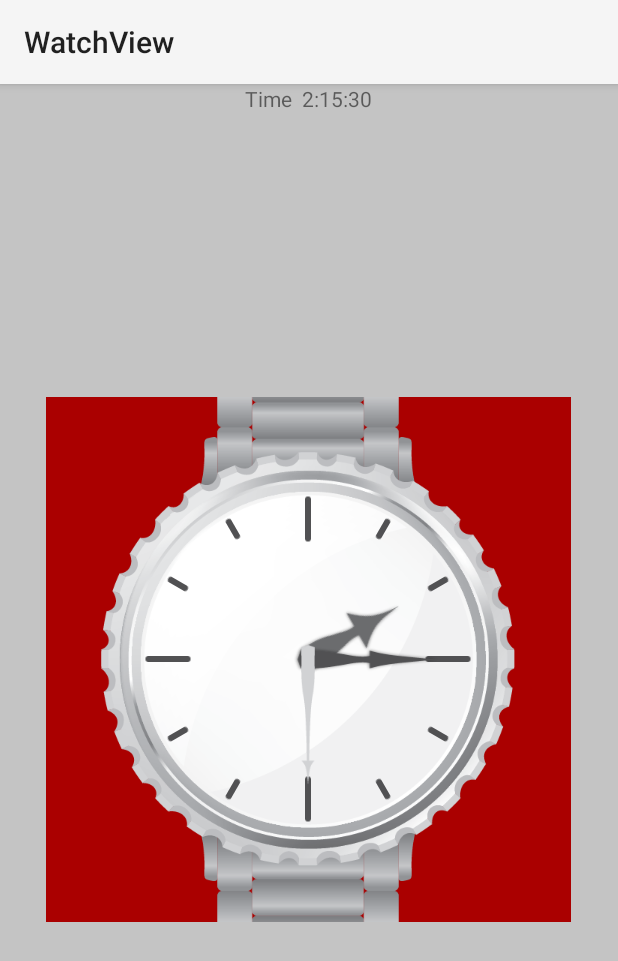
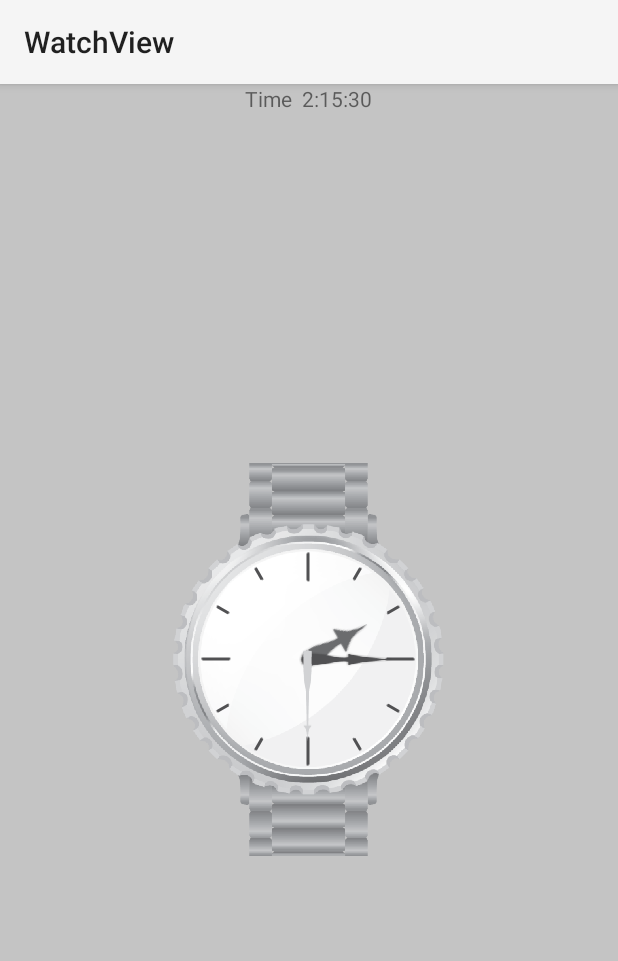
Before and after one commit to yan-braslavsky/Rolex, an Android app: the screen it shows after launch (MainActivity), on a phone screen of 412 x 824 dp. Shown: the top 961 px of the screen. Run offline under Robolectric (Android 15) with nearby library versions, the phone set to English and light mode, and no system bars; pictures from the network do not load.

Commit message:
scaling for multiple view sizes added

```diff
--- a/app/src/main/AndroidManifest.xml
+++ b/app/src/main/AndroidManifest.xml
@@ -1,19 +1,20 @@
 <?xml version="1.0" encoding="utf-8"?>
 <manifest xmlns:android="http://schemas.android.com/apk/res/android"
-    package="com.yan.custom.views" >
+          package="com.yan.custom.views">
 
     <application
         android:allowBackup="true"
         android:icon="@drawable/ic_launcher"
         android:label="@string/app_name"
-        android:theme="@style/AppTheme" >
+        android:theme="@style/AppTheme">
         <activity
             android:name="com.yan.custom.views.MainActivity"
-            android:label="@string/app_name" >
+            android:label="@string/app_name"
+            android:screenOrientation="portrait">
             <intent-filter>
-                <action android:name="android.intent.action.MAIN" />
+                <action android:name="android.intent.action.MAIN"/>
 
-                <category android:name="android.intent.category.LAUNCHER" />
+                <category android:name="android.intent.category.LAUNCHER"/>
             </intent-filter>
         </activity>
     </application>
--- a/app/src/main/java/com/yan/custom/views/MainActivity.java
+++ b/app/src/main/java/com/yan/custom/views/MainActivity.java
@@ -23,7 +23,6 @@ public class MainActivity extends Activity {
     private SoundPool mSoundPool;
     private int mWindingSoundStreamID;
     private int mTikTakSoundStreamID;
-
 
     @Override
     protected void onCreate(Bundle savedInstanceState) {
--- a/app/src/main/java/com/yan/custom/views/watch/actors/BaseActor.java
+++ b/app/src/main/java/com/yan/custom/views/watch/actors/BaseActor.java
@@ -24,6 +24,11 @@ public class BaseActor implements IActor {
     @Override
     public Bitmap getBitmap() {
         return mBitmap;
+    }
+
+    @Override
+    public void setBitmap(Bitmap bmp) {
+        mBitmap = bmp;
     }
 
     @Override
--- a/app/src/main/java/com/yan/custom/views/watch/actors/IActor.java
+++ b/app/src/main/java/com/yan/custom/views/watch/actors/IActor.java
@@ -11,6 +11,7 @@ import com.yan.custom.views.watch.physics.ICollider;
 public interface IActor {
 
     Bitmap getBitmap();
+    void setBitmap(Bitmap bmp);
 
     float getRotation();
 
--- a/app/src/main/java/com/yan/custom/views/watch/managers/ActorManager.java
+++ b/app/src/main/java/com/yan/custom/views/watch/managers/ActorManager.java
@@ -18,6 +18,8 @@ import java.util.List;
  * Created by Yan-Home on 11/15/2014.
  */
 public class ActorManager {
+
+    private static int TARGET_SIZE = 800;
 
     private List<IActor> mTouchableActors;
     private PointF mViewCenterPoint;
@@ -65,18 +67,18 @@ public class ActorManager {
 
     private void createActors() {
 
-        mWatchStrapActor = new BaseActor(BitmapFactory.decodeResource(mResources, R.drawable.strap));
-        mWindingWheel = new BaseActor(BitmapFactory.decodeResource(mResources, R.drawable.wheel));
-        mWatchScreenActor = new BaseActor(BitmapFactory.decodeResource(mResources, R.drawable.screen));
+        mWatchStrapActor = new BaseActor(createBitmap(R.drawable.strap));
+        mWindingWheel = new BaseActor(createBitmap(R.drawable.wheel));
+        mWatchScreenActor = new BaseActor(createBitmap(R.drawable.screen));
 
         //arrows
-        mHoursArrowActor = new BaseActor(BitmapFactory.decodeResource(mResources, R.drawable.hour));
-        mMinutesArrowActor = new BaseActor(BitmapFactory.decodeResource(mResources, R.drawable.min));
-        mSecondsArrowActor = new BaseActor(BitmapFactory.decodeResource(mResources, R.drawable.sek));
+        mHoursArrowActor = new BaseActor(createBitmap(R.drawable.hour));
+        mMinutesArrowActor = new BaseActor(createBitmap(R.drawable.min));
+        mSecondsArrowActor = new BaseActor(createBitmap(R.drawable.sek));
 
         //big times lines
         //we are reusing the same bitmap for all the actors to save memory
-        Bitmap smallLineBmp = BitmapFactory.decodeResource(mResources, R.drawable.b_line);
+        Bitmap smallLineBmp = createBitmap(R.drawable.b_line);
         mTwelveOClockActor = new BaseActor(smallLineBmp);
         mThreeOClockActor = new BaseActor(smallLineBmp);
         mSixOClockActor = new BaseActor(smallLineBmp);
@@ -84,7 +86,7 @@ public class ActorManager {
 
         //small times lines
         //we are reusing the same bitmap for all the actors to save memory
-        Bitmap bigLineBmp = BitmapFactory.decodeResource(mResources, R.drawable.s_line);
+        Bitmap bigLineBmp = createBitmap(R.drawable.s_line);
         mOneOClockActor = new BaseActor(bigLineBmp);
         mTwoOClockActor = new BaseActor(bigLineBmp);
         mFourOClockActor = new BaseActor(bigLineBmp);
@@ -93,6 +95,20 @@ public class ActorManager {
         mEightOClockActor = new BaseActor(bigLineBmp);
         mTenOClockActor = new BaseActor(bigLineBmp);
         mElevenOClockActor = new BaseActor(bigLineBmp);
+    }
+
+    private Bitmap createBitmap(int resId) {
+        return BitmapFactory.decodeResource(mResources, resId);
+    }
+
+    private Bitmap rescaleBitmapToFitDimensions(Bitmap srcBitmap) {
+        float viewWidth = mViewCenterPoint.x * 2;
+        float viewHeight = mViewCenterPoint.y * 2;
+        float scaleX = viewWidth / TARGET_SIZE;
+        float scaleY = viewHeight / TARGET_SIZE;
+        int dstWidth = (int) (srcBitmap.getWidth() * scaleX);
+        int dstHeight = (int) (srcBitmap.getHeight() * scaleY);
+        return Bitmap.createScaledBitmap(srcBitmap, dstWidth, dstHeight, false);
     }
 
     private void fillTouchableActorsList() {
@@ -144,6 +160,12 @@ public class ActorManager {
     }
 
     public void recalculateActorsMetrics() {
+
+        //rescale all bitmaps
+        for (IActor iActor : mActorsDisplayList) {
+            iActor.setBitmap(rescaleBitmapToFitDimensions(iActor.getBitmap()));
+        }
+
         //Hours arrow
         mHoursArrowActor.setTranslation(-mHoursArrowActor.getBitmap().getWidth() / 2, -(mHoursArrowActor.getBitmap().getHeight() * 0.9f));
         float left = mViewCenterPoint.x + mHoursArrowActor.getTranslation().x;
--- a/app/src/main/res/layout/activity_main.xml
+++ b/app/src/main/res/layout/activity_main.xml
@@ -7,10 +7,10 @@
 
     <com.yan.custom.views.watch.WatchView
         android:id="@+id/watch_view"
-        android:layout_width="350dp"
-        android:layout_height="350dp"
+        android:layout_width="@dimen/watch_view_size"
+        android:layout_height="@dimen/watch_view_size"
         android:layout_centerInParent="true"
-        android:background="#aa0000"/>
+        />
 
     <TextView
         android:id="@+id/textView"
--- a/app/src/main/res/values/dimens.xml
+++ b/app/src/main/res/values/dimens.xml
@@ -1,5 +1,4 @@
 <resources>
     <!-- Default screen margins, per the Android Design guidelines. -->
-    <dimen name="activity_horizontal_margin">16dp</dimen>
-    <dimen name="activity_vertical_margin">16dp</dimen>
+    <dimen name="watch_view_size">350dp</dimen>
 </resources>
```
